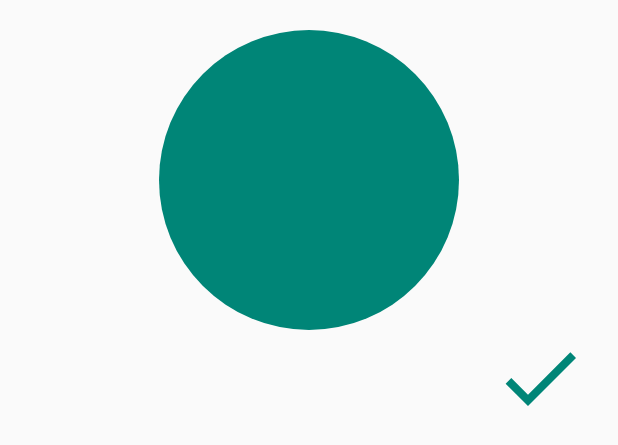
After one commit to OussEmaDevCode/Meet_me, an Android app: the layout pick_image.xml on its own in the app's theme, with its tools: preview values and no code run, on a phone screen of 412 x 824 dp. The commit adds this screen. Shown: the top 445 px of the screen. Run offline under Robolectric (Android 15) with nearby library versions, the phone set to English and light mode, and no system bars.

Commit message:
added image uploading, profile image

```diff
--- /dev/null
+++ b/app/src/main/res/drawable/ic_check_green_24dp.xml
@@ -0,0 +1,5 @@
+<vector android:height="24dp" android:tint="@color/colorPrimary"
+    android:viewportHeight="24.0" android:viewportWidth="24.0"
+    android:width="24dp" xmlns:android="http://schemas.android.com/apk/res/android">
+    <path android:fillColor="#FF000000" android:pathData="M9,16.17L4.83,12l-1.42,1.41L9,19 21,7l-1.41,-1.41z"/>
+</vector>
--- a/app/src/main/res/layout/conversation.xml
+++ b/app/src/main/res/layout/conversation.xml
@@ -5,12 +5,13 @@
     android:layout_height="match_parent"
     android:orientation="horizontal">
 
-    <ImageView
+    <de.hdodenhof.circleimageview.CircleImageView
         android:layout_width="58dp"
-        android:layout_height="56dp"
+        android:layout_height="58dp"
         android:layout_marginLeft="12dp"
         android:layout_marginTop="12dp"
         android:layout_marginBottom="12dp"
+        android:id="@+id/profile"
         android:src="@drawable/ic_person_black_24dp" />
 
     <LinearLayout
--- /dev/null
+++ b/app/src/main/res/layout/pick_image.xml
@@ -0,0 +1,22 @@
+<?xml version="1.0" encoding="utf-8"?>
+<RelativeLayout xmlns:android="http://schemas.android.com/apk/res/android"
+    xmlns:app="http://schemas.android.com/apk/res-auto"
+    android:orientation="vertical"
+    android:layout_width="match_parent"
+    android:layout_height="match_parent"
+    android:padding="20dp">
+<de.hdodenhof.circleimageview.CircleImageView
+    android:layout_width="200dp"
+    android:layout_height="200dp"
+    android:id="@+id/circular_image"
+    android:layout_centerHorizontal="true"
+    android:src ="@color/colorPrimary"/>
+    <Button
+        android:layout_below="@id/circular_image"
+        android:layout_width="64dp"
+        android:layout_height="64dp"
+        android:id="@+id/ok"
+        android:layout_alignParentRight="true"
+        android:background="@drawable/ic_check_green_24dp"/>
+
+</RelativeLayout>
```
Also changed, not shown: app/build.gradle (+10 -1 lines), app/src/main/java/com/pewds/oussa/meetme/MainActivity.java (+161 -15 lines), app/src/main/java/com/pewds/oussa/meetme/Principal.java (+26 -0 lines), app/src/main/java/com/pewds/oussa/meetme/Send.java (+24 -0 lines).
